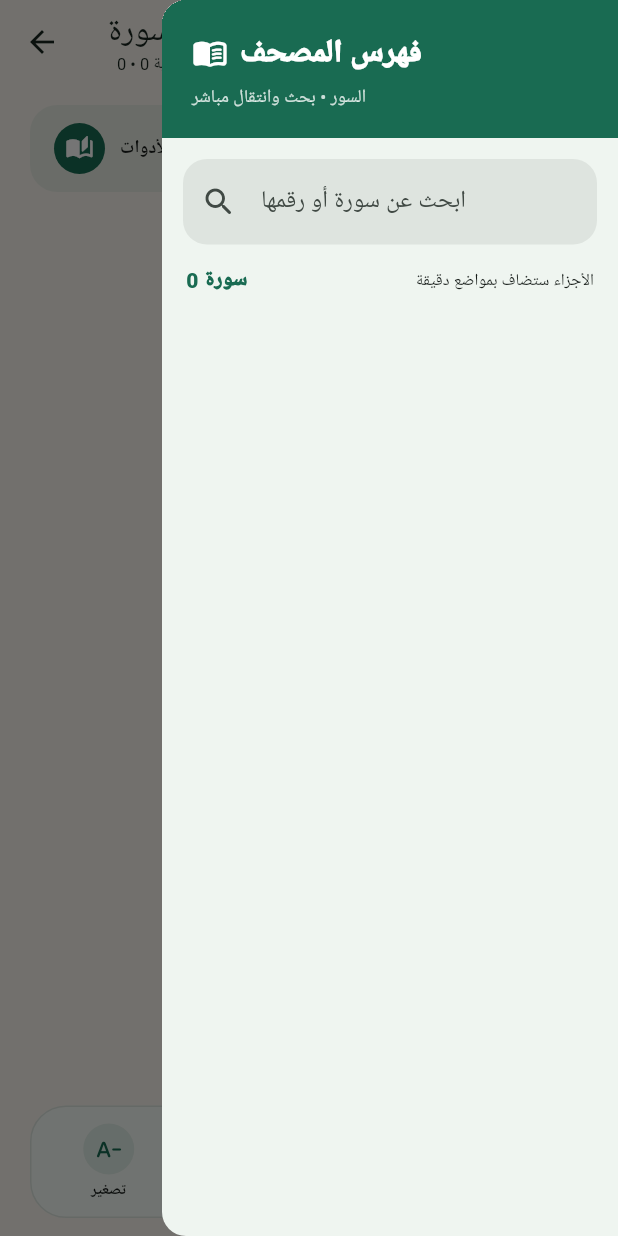
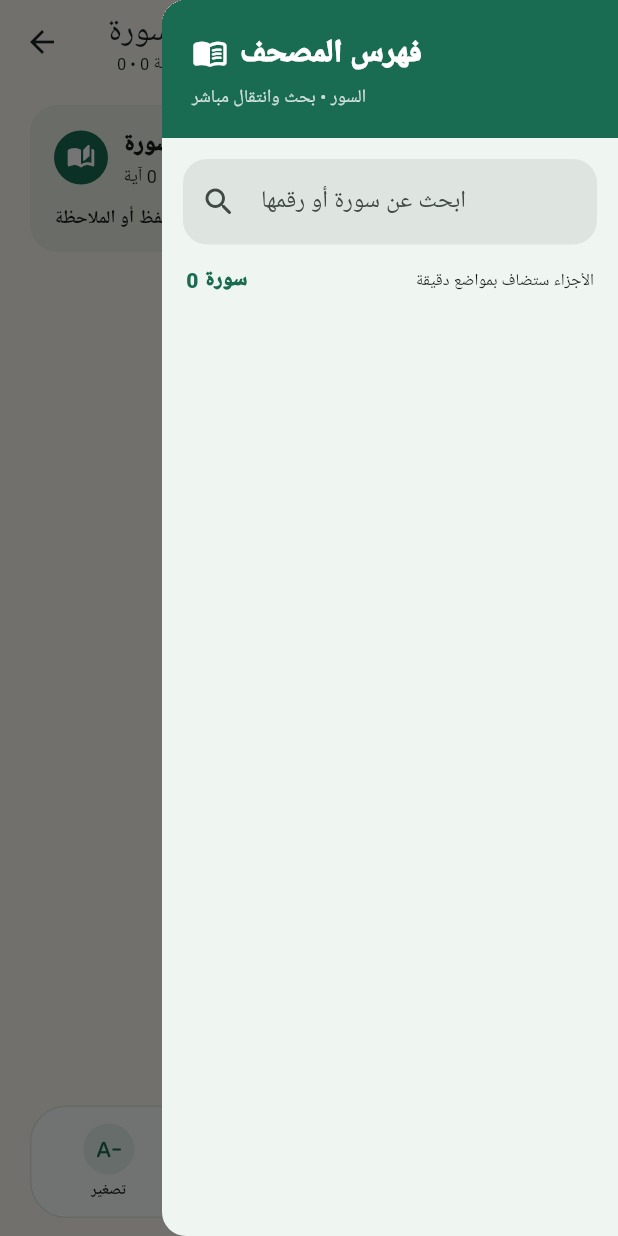
Before and after one commit to devmhsapps/noor-quran-masjid-mode, a Flutter app: the QuranReaderScreen screen opened directly with empty values, with the side drawer open, on a phone screen of 412 x 824 dp. Run offline on Flutter 3.47's test engine with Material 3 defaults, Android fonts, the phone set to English and light mode, and no system bars; our stand-ins replace adhan, hijri, permission_handler, shared_preferences; accounts and stored records are empty; Roboto replaces fonts that are missing (sans).

Commit message:
feat: clarify Quran verse reading structure

```diff
--- a/lib/quran/quran_tab.dart
+++ b/lib/quran/quran_tab.dart
@@ -663,13 +663,20 @@ class _QuranReaderScreenState extends State<QuranReaderScreen> {
                 if (!_focusMode) ...[
                   Container(
                     width: double.infinity,
-                    padding: const EdgeInsets.symmetric(horizontal: 16, vertical: 12),
+                    padding: const EdgeInsets.symmetric(horizontal: 16, vertical: 14),
                     decoration: BoxDecoration(color: theme.colorScheme.primary.withValues(alpha: .07), borderRadius: BorderRadius.circular(18)),
-                    child: Row(children: [
-                      Container(width: 34, height: 34, decoration: BoxDecoration(shape: BoxShape.circle, color: theme.colorScheme.primary), child: Icon(Icons.auto_stories_rounded, color: theme.colorScheme.onPrimary, size: 19)),
-                      const SizedBox(width: 10),
-                      Expanded(child: Text('قراءة مريحة • اضغط مطولاً على الآية للأدوات', style: theme.textTheme.bodySmall?.copyWith(fontWeight: FontWeight.w700))),
-                      Text('${widget.surah.verses.length} آية', style: TextStyle(color: theme.colorScheme.primary, fontWeight: FontWeight.w900)),
+                    child: Column(crossAxisAlignment: CrossAxisAlignment.start, children: [
+                      Row(children: [
+                        Container(width: 36, height: 36, decoration: BoxDecoration(shape: BoxShape.circle, color: theme.colorScheme.primary), child: Icon(Icons.auto_stories_rounded, color: theme.colorScheme.onPrimary, size: 19)),
+                        const SizedBox(width: 10),
+                        Expanded(child: Column(crossAxisAlignment: CrossAxisAlignment.start, children: [
+                          Text('سورة ${widget.surah.name}', style: theme.textTheme.titleMedium?.copyWith(fontWeight: FontWeight.w900)),
+                          Text('${widget.surah.revelationType == 'meccan' ? 'مكية' : 'مدنية'} • ${widget.surah.verses.length} آية', style: theme.textTheme.bodySmall),
+                        ])),
+                        Icon(Icons.bookmark_outline_rounded, color: theme.colorScheme.primary),
+                      ]),
+                      const SizedBox(height: 11),
+                      Text('تظهر بيانات الآية أولاً ثم النص؛ اضغط مطولاً على الآية للحفظ أو الملاحظة.', style: theme.textTheme.bodySmall?.copyWith(fontWeight: FontWeight.w700)),
                     ]),
                   ),
                   const SizedBox(height: 18),
@@ -689,25 +696,28 @@ class _QuranReaderScreenState extends State<QuranReaderScreen> {
             onLongPress: () => _showVerseActions(verse),
             child: AnimatedContainer(
               duration: const Duration(milliseconds: 180),
-              margin: const EdgeInsets.only(bottom: 5),
-              padding: const EdgeInsets.symmetric(horizontal: 14, vertical: 12),
+              margin: const EdgeInsets.only(bottom: 8),
+              padding: const EdgeInsets.symmetric(horizontal: 12, vertical: 13),
               decoration: BoxDecoration(
                 color: highlighted ? theme.colorScheme.primaryContainer : (bookmarkType == null ? null : _bookmarkColor(bookmarkType).withValues(alpha: .07)),
                 borderRadius: BorderRadius.circular(14),
-                border: Border.all(color: bookmarkType == null ? Colors.transparent : _bookmarkColor(bookmarkType).withValues(alpha: .65)),
+                border: Border(bottom: BorderSide(color: bookmarkType == null ? theme.dividerColor.withValues(alpha: .28) : _bookmarkColor(bookmarkType).withValues(alpha: .65))),
               ),
               child: Column(
                 crossAxisAlignment: CrossAxisAlignment.stretch,
                 children: [
-                  if (!_focusMode || hasNote || favorite || bookmarkType != null)
+                  if (!_focusMode || hasNote || favorite || bookmarkType != null) ...[
                     Row(children: [
-                      Container(width: 27, height: 27, alignment: Alignment.center, decoration: BoxDecoration(shape: BoxShape.circle, color: theme.colorScheme.primary.withValues(alpha: .10)), child: Text('${verse.number}', style: TextStyle(fontSize: 11, color: theme.colorScheme.primary, fontWeight: FontWeight.w900))),
+                      Container(width: 28, height: 28, alignment: Alignment.center, decoration: BoxDecoration(shape: BoxShape.circle, color: theme.colorScheme.primary.withValues(alpha: .10)), child: Text('${verse.number}', style: TextStyle(fontSize: 11, color: theme.colorScheme.primary, fontWeight: FontWeight.w900))),
+                      const SizedBox(width: 7),
+                      Text('الآية ${verse.number}', style: TextStyle(color: theme.colorScheme.primary, fontWeight: FontWeight.w900, fontSize: 12)),
                       const Spacer(),
                       if (hasNote) const Padding(padding: EdgeInsets.only(left: 8), child: Icon(Icons.sticky_note_2_rounded, size: 17, color: Color(0xFF2E6F95))),
                       if (favorite) const Padding(padding: EdgeInsets.only(left: 8), child: Icon(Icons.star_rounded, size: 17, color: Color(0xFFC58A28))),
                       if (bookmarkType != null) Icon(Icons.bookmark_rounded, size: 17, color: _bookmarkColor(bookmarkType)),
                     ]),
-                  const SizedBox(height: 7),
+                    const SizedBox(height: 9),
+                  ],
                   Text(
                     verse.text,
                     textDirection: TextDirection.rtl,
--- a/pubspec.yaml
+++ b/pubspec.yaml
@@ -1,7 +1,7 @@
 name: noor_quran_masjid_mode
 description: Mueen — Arabic Quran and prayer companion for Android.
 publish_to: "none"
-version: 1.2.2+17
+version: 1.2.3+18
 
 environment:
   sdk: ">=3.3.0 <4.0.0"
```
Also changed, not shown: 2 other files.
